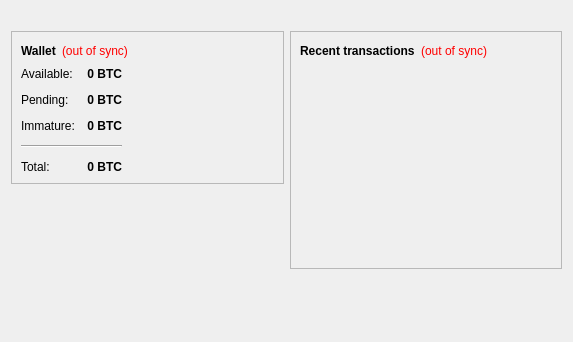
savale/freshcoin, file src/qt/forms/overviewpage.ui: the form before one commit.
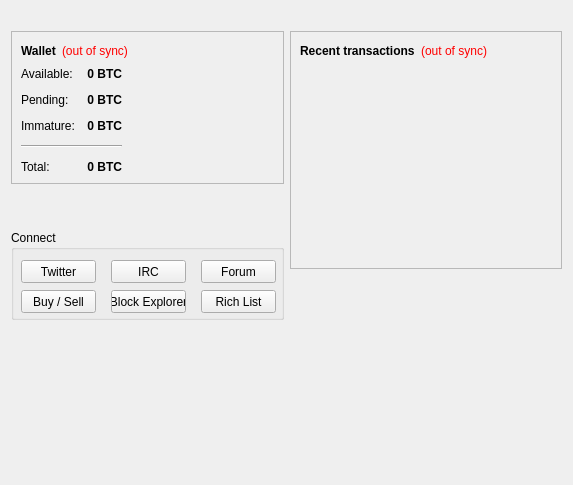
The form after the commit. Icons and pictures are not drawn.

Patch:
```diff
--- a/src/qt/forms/overviewpage.ui
+++ b/src/qt/forms/overviewpage.ui
@@ -10,7 +10,7 @@
     <x>0</x>
     <y>0</y>
     <width>573</width>
-    <height>342</height>
+    <height>485</height>
    </rect>
   </property>
   <property name="windowTitle">
@@ -254,21 +254,29 @@
          </layout>
         </widget>
        </item>
-       <item>
-        <spacer name="verticalSpacer">
-         <property name="orientation">
-          <enum>Qt::Vertical</enum>
-         </property>
-         <property name="sizeHint" stdset="0">
-          <size>
-           <width>20</width>
-           <height>40</height>
-          </size>
-         </property>
-        </spacer>
-       </item>
        <item>
         <widget class="QLabel" name="label_wallet_bgcoin">
+         <property name="enabled">
+          <bool>true</bool>
+         </property>
+         <property name="sizePolicy">
+          <sizepolicy hsizetype="Preferred" vsizetype="Preferred">
+           <horstretch>0</horstretch>
+           <verstretch>0</verstretch>
+          </sizepolicy>
+         </property>
+         <property name="maximumSize">
+          <size>
+           <width>296</width>
+           <height>296</height>
+          </size>
+         </property>
+         <property name="sizeIncrement">
+          <size>
+           <width>0</width>
+           <height>0</height>
+          </size>
+         </property>
          <property name="text">
           <string/>
          </property>
@@ -286,6 +294,123 @@
          </property>
         </widget>
        </item>
+       <item>
+        <spacer name="horizontalSpacer_4">
+         <property name="orientation">
+          <enum>Qt::Horizontal</enum>
+         </property>
+         <property name="sizeHint" stdset="0">
+          <size>
+           <width>40</width>
+           <height>20</height>
+          </size>
+         </property>
+        </spacer>
+       </item>
+       <item>
+        <widget class="QGroupBox" name="Connect">
+         <property name="minimumSize">
+          <size>
+           <width>0</width>
+           <height>90</height>
+          </size>
+         </property>
+         <property name="title">
+          <string>Connect</string>
+         </property>
+         <widget class="QPushButton" name="pushButton">
+          <property name="geometry">
+           <rect>
+            <x>190</x>
+            <y>30</y>
+            <width>75</width>
+            <height>23</height>
+           </rect>
+          </property>
+          <property name="text">
+           <string>Forum</string>
+          </property>
+         </widget>
+         <widget class="QPushButton" name="pushButton_2">
+          <property name="geometry">
+           <rect>
+            <x>100</x>
+            <y>30</y>
+            <width>75</width>
+            <height>23</height>
+           </rect>
+          </property>
+          <property name="text">
+           <string>IRC</string>
+          </property>
+         </widget>
+         <widget class="QPushButton" name="pushButton_3">
+          <property name="geometry">
+           <rect>
+            <x>10</x>
+            <y>30</y>
+            <width>75</width>
+            <height>23</height>
+           </rect>
+          </property>
+          <property name="text">
+           <string>Twitter</string>
+          </property>
+         </widget>
+         <widget class="QPushButton" name="pushButton_4">
+          <property name="geometry">
+           <rect>
+            <x>10</x>
+            <y>60</y>
+            <width>75</width>
+            <height>23</height>
+           </rect>
+          </property>
+          <property name="text">
+           <string>Buy / Sell</string>
+          </property>
+         </widget>
+         <widget class="QPushButton" name="pushButton_5">
+          <property name="geometry">
+           <rect>
+            <x>100</x>
+            <y>60</y>
+            <width>75</width>
+            <height>23</height>
+           </rect>
+          </property>
+          <property name="text">
+           <string>Block Explorer</string>
+          </property>
+         </widget>
+         <widget class="QPushButton" name="pushButton_6">
+          <property name="geometry">
+           <rect>
+            <x>190</x>
+            <y>60</y>
+            <width>75</width>
+            <height>23</height>
+           </rect>
+          </property>
+          <property name="text">
+           <string>Rich List</string>
+          </property>
+         </widget>
+        </widget>
+       </item>
+       <item>
+        <spacer name="verticalSpacer">
+         <property name="orientation">
+          <enum>Qt::Vertical</enum>
+         </property>
+         <property name="sizeHint" stdset="0">
+          <size>
+           <width>20</width>
+           <height>40</height>
+          </size>
+         </property>
+        </spacer>
+       </item>
       </layout>
      </item>
      <item>
```
Left out of the diff: 10 changed lines with no effect on the pictures. Lines whose indentation alone changed are shown as unchanged.
